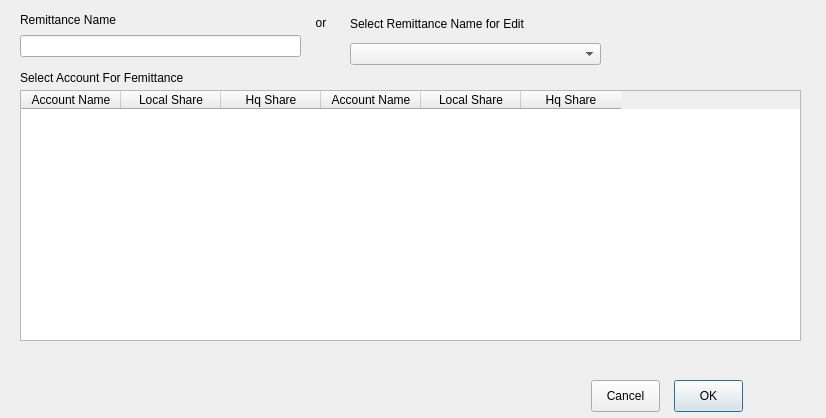
Above: DLG/cremittancesetupdlg.ui from hlunguite/saptuamDataQT before the change. Below: the same form after it.
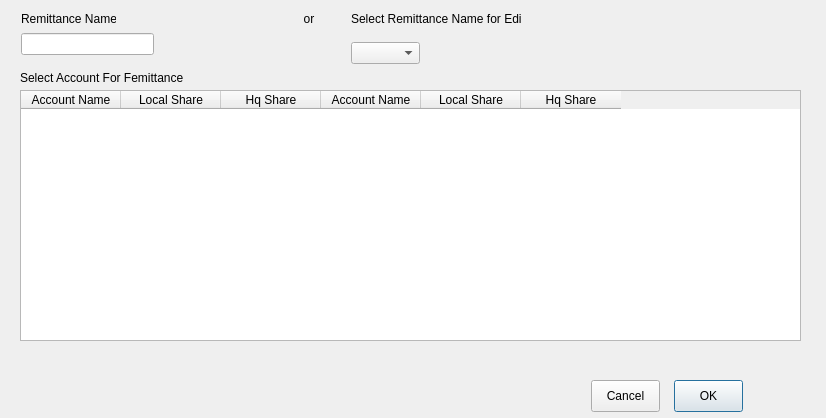
That is the form after the change.

```diff
--- a/DLG/cremittancesetupdlg.ui
+++ b/DLG/cremittancesetupdlg.ui
@@ -95,84 +95,67 @@
     <string>Cancel</string>
    </property>
   </widget>
-  <widget class="QWidget" name="layoutWidget">
+  <widget class="QLabel" name="m_remitNameLbl">
    <property name="geometry">
     <rect>
-     <x>20</x>
-     <y>10</y>
-     <width>281</width>
-     <height>47</height>
+     <x>21</x>
+     <y>11</y>
+     <width>95</width>
+     <height>16</height>
     </rect>
    </property>
-   <layout class="QVBoxLayout" name="verticalLayout">
-    <item>
-     <widget class="QLabel" name="m_remitNameLbl">
-      <property name="text">
-       <string>Remittance Name</string>
-      </property>
-     </widget>
-    </item>
-    <item>
-     <widget class="QLineEdit" name="m_remitNameLineEdit"/>
-    </item>
-   </layout>
+   <property name="text">
+    <string>Remittance Name</string>
+   </property>
   </widget>
-  <widget class="QWidget" name="layoutWidget">
+  <widget class="QLineEdit" name="m_remitNameLineEdit">
    <property name="geometry">
     <rect>
-     <x>300</x>
-     <y>10</y>
-     <width>42</width>
-     <height>46</height>
+     <x>21</x>
+     <y>33</y>
+     <width>133</width>
+     <height>22</height>
     </rect>
    </property>
-   <layout class="QVBoxLayout" name="verticalLayout_2">
-    <item>
-     <widget class="QLabel" name="m_orLbl">
-      <property name="text">
-       <string>or</string>
-      </property>
-      <property name="alignment">
-       <set>Qt::AlignCenter</set>
-      </property>
-     </widget>
-    </item>
-    <item>
-     <spacer name="horizontalSpacer">
-      <property name="orientation">
-       <enum>Qt::Horizontal</enum>
-      </property>
-      <property name="sizeHint" stdset="0">
-       <size>
-        <width>40</width>
-        <height>20</height>
-       </size>
-      </property>
-     </spacer>
-    </item>
-   </layout>
   </widget>
-  <widget class="QWidget" name="layoutWidget">
+  <widget class="QLabel" name="m_orLbl">
    <property name="geometry">
     <rect>
-     <x>350</x>
-     <y>10</y>
-     <width>251</width>
-     <height>55</height>
+     <x>301</x>
+     <y>11</y>
+     <width>16</width>
+     <height>16</height>
     </rect>
    </property>
-   <layout class="QVBoxLayout" name="verticalLayout_3">
-    <item>
-     <widget class="QLabel" name="m_selectremitnalelbl">
-      <property name="text">
-       <string>Select Remittance Name for Edit</string>
-      </property>
-     </widget>
-    </item>
-    <item>
-     <widget class="QComboBox" name="m_remitNameList"/>
-    </item>
-   </layout>
+   <property name="text">
+    <string>or</string>
+   </property>
+   <property name="alignment">
+    <set>Qt::AlignCenter</set>
+   </property>
+  </widget>
+  <widget class="QLabel" name="m_selectremitnalelbl">
+   <property name="geometry">
+    <rect>
+     <x>351</x>
+     <y>11</y>
+     <width>170</width>
+     <height>16</height>
+    </rect>
+   </property>
+   <property name="text">
+    <string>Select Remittance Name for Edit</string>
+   </property>
+  </widget>
+  <widget class="QComboBox" name="m_remitNameList">
+   <property name="geometry">
+    <rect>
+     <x>351</x>
+     <y>42</y>
+     <width>69</width>
+     <height>22</height>
+    </rect>
+   </property>
   </widget>
  </widget>
  <resources/>
```
